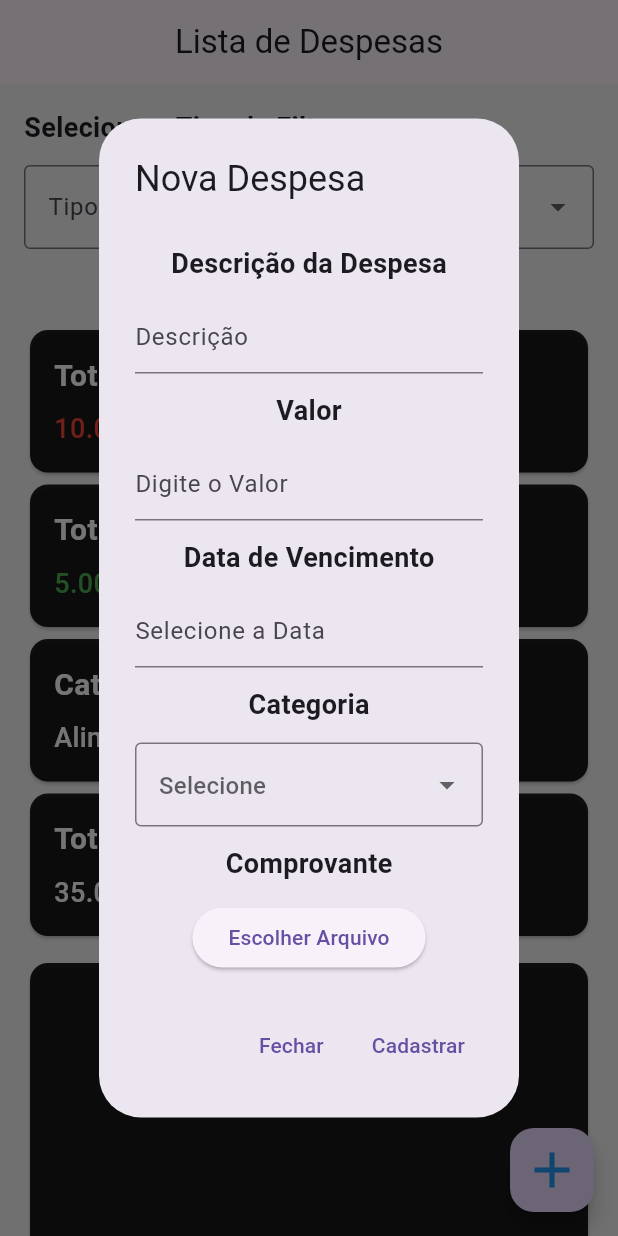
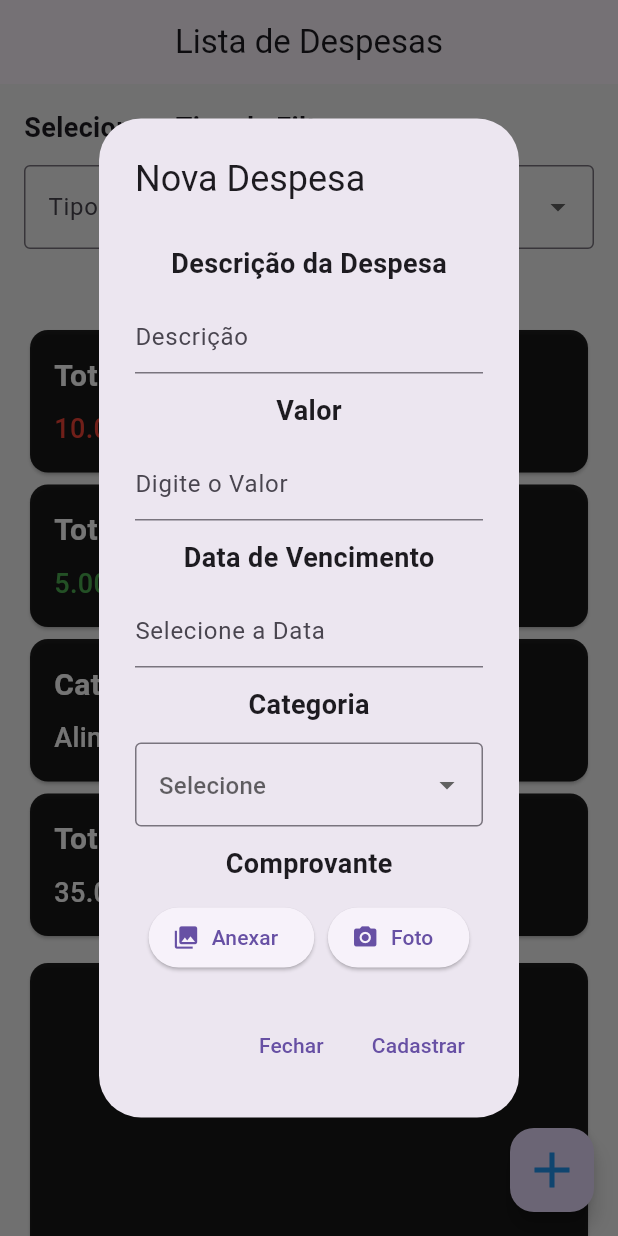
Before and after one commit to KaueSobreira/Aplicativo_Financeiro_Mobile, a Flutter app: the screen it shows after launch, after a tap on the "add" icon, on a phone screen of 412 x 824 dp. Run offline on Flutter 3.47's test engine with Material 3 defaults, Android fonts, the phone set to English and light mode, and no system bars; our stand-ins replace file_picker, image_picker, month_picker_dialog.

Commit message:
feat: adicionado opção de tirar foto além do anexar arquivo

```diff
--- a/lib/dialogs/dialog_cadastro_despesa.dart
+++ b/lib/dialogs/dialog_cadastro_despesa.dart
@@ -1,5 +1,6 @@
 import 'package:flutter/material.dart';
 import 'package:file_picker/file_picker.dart';
+import 'package:image_picker/image_picker.dart';
 
 void mostrarDialogCadastro(BuildContext context) {
   DateTime? dataSelecionada;
@@ -87,12 +88,35 @@ void mostrarDialogCadastro(BuildContext context) {
                 const Text("Comprovante",
                     style: TextStyle(fontSize: 18, fontWeight: FontWeight.bold)),
                 const SizedBox(height: 12),
-                ElevatedButton(
-                  onPressed: () {
-                    FilePicker.platform.pickFiles();
-                  },
-                  child: const Text("Escolher Arquivo"),
+
+                // -------------------- BOTÕES DE ANEXAR E TIRAR FOTO --------------------
+                Row(
+                  mainAxisAlignment: MainAxisAlignment.spaceEvenly,
+                  children: [
+                    ElevatedButton.icon(
+                      icon: const Icon(Icons.photo_library),
+                      label: const Text("Anexar"),
+                      onPressed: () async {
+                        FilePicker.platform.pickFiles();
+                      },
+                    ),
+                    ElevatedButton.icon(
+                      icon: const Icon(Icons.camera_alt),
+                      label: const Text("Foto"),
+                      onPressed: () async {
+                        final ImagePicker picker = ImagePicker();
+                        final XFile? foto =
+                            await picker.pickImage(source: ImageSource.camera);
+
+                        // Se quiser depois salvar esse caminho, você coloca aqui
+                        if (foto != null) {
+                          print("FOTO TIRADA: ${foto.path}");
+                        }
+                      },
+                    ),
+                  ],
                 ),
+                // -----------------------------------------------------------------------
               ],
             ),
           ),
--- a/pubspec.yaml
+++ b/pubspec.yaml
@@ -8,6 +8,7 @@ environment:
 
 dependencies:
   file_picker: ^8.1.2
+  image_picker: ^1.0.7
   month_picker_dialog: ^2.0.3
   flutter:
     sdk: flutter
```
Also changed, not shown: pubspec.lock, 5 other files.
